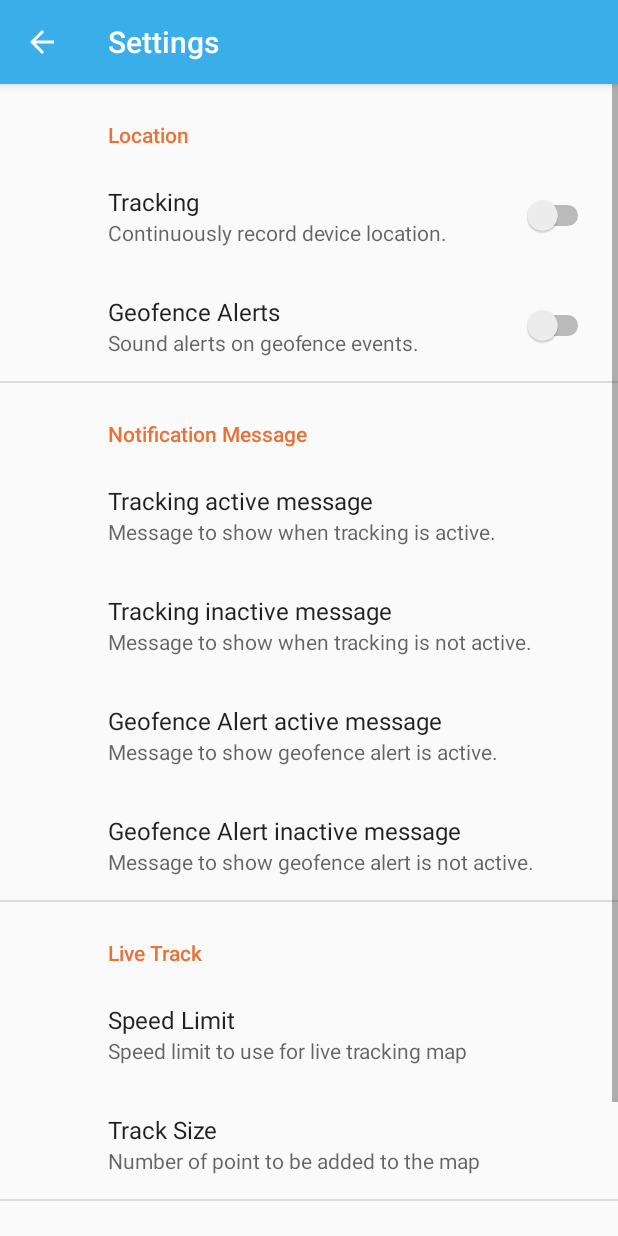
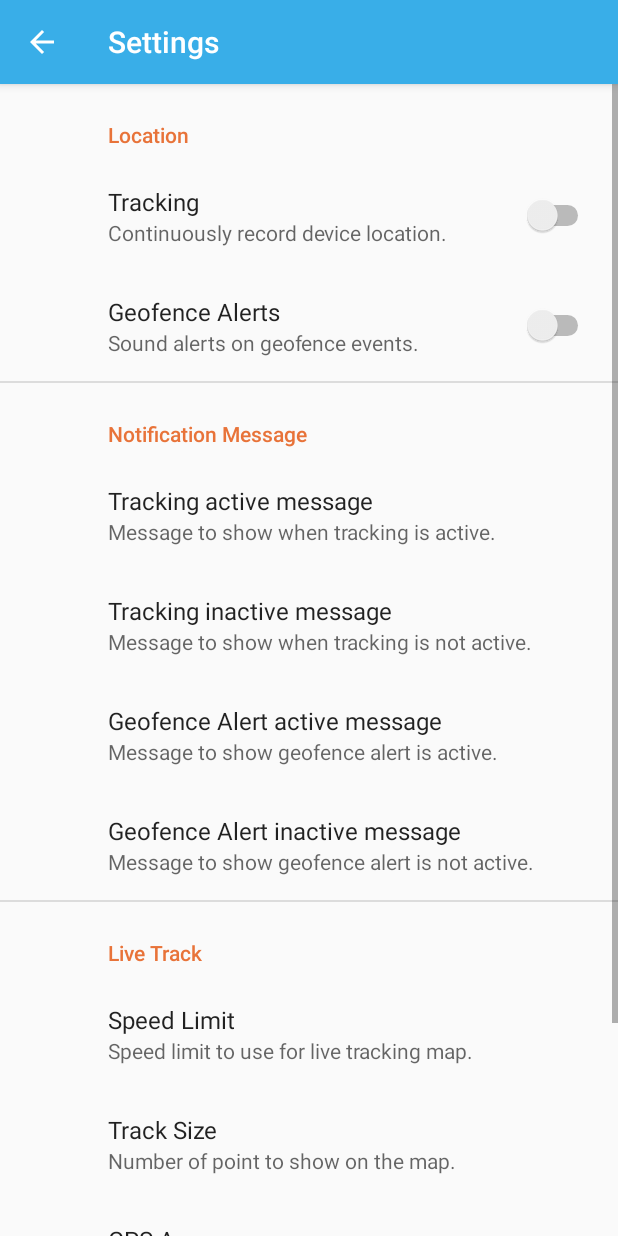
Before and after one commit to owengrant/gps-tracker-mini, an Android app: the SettingsActivity screen opened directly, with no data from a screen before it, on a phone screen of 412 x 824 dp. Run offline under Robolectric (Android 15) with nearby library versions, the phone set to English and light mode, and no system bars; our stand-ins replace androidx.preference.

Commit message:
add live map accuracy

```diff
--- a/app/src/main/java/com/geoideas/gpstrackermini/util/AppConstant.java
+++ b/app/src/main/java/com/geoideas/gpstrackermini/util/AppConstant.java
@@ -18,5 +18,6 @@ public class AppConstant {
     public static final int LIVE_TRACK_SPEED_MIN = 10;
     public static final int LIVE_TRACK_MAX_SIZE = 100;
     public static final int LIVE_TRACK_MIN_SIZE = 20;
+    public static final int LIVE_TRACK_ACCURACY_MIN = 10;
 
 }
--- a/app/src/main/res/xml/root_preferences.xml
+++ b/app/src/main/res/xml/root_preferences.xml
@@ -73,15 +73,22 @@
                 android:key="live_track_max"
                 android:selectAllOnFocus="true"
                 android:singleLine="true"
-                android:summary="Speed limit to use for live tracking map"
+                android:summary="Speed limit to use for live tracking map."
                 android:title="Speed Limit" />
         <EditTextPreference
                 android:defaultValue="100"
                 android:key="live_track_size"
                 android:selectAllOnFocus="true"
                 android:singleLine="true"
-                android:summary="Number of point to be added to the map"
+                android:summary="Number of point to show on the map."
                 android:title="Track Size" />
+        <EditTextPreference
+                android:defaultValue="15"
+                android:key="live_accuracy"
+                android:selectAllOnFocus="true"
+                android:singleLine="true"
+                android:title="GPS Accuracy"
+                app:summary="GPS coordinates accuracy in metres." />
     </PreferenceCategory>
     <PreferenceCategory android:title="Data">
         <Preference
```
Also changed, not shown: app/src/main/java/com/geoideas/gpstrackermini/activity/listeners/SharedPreferenceListener.kt (+8 -0 lines).
